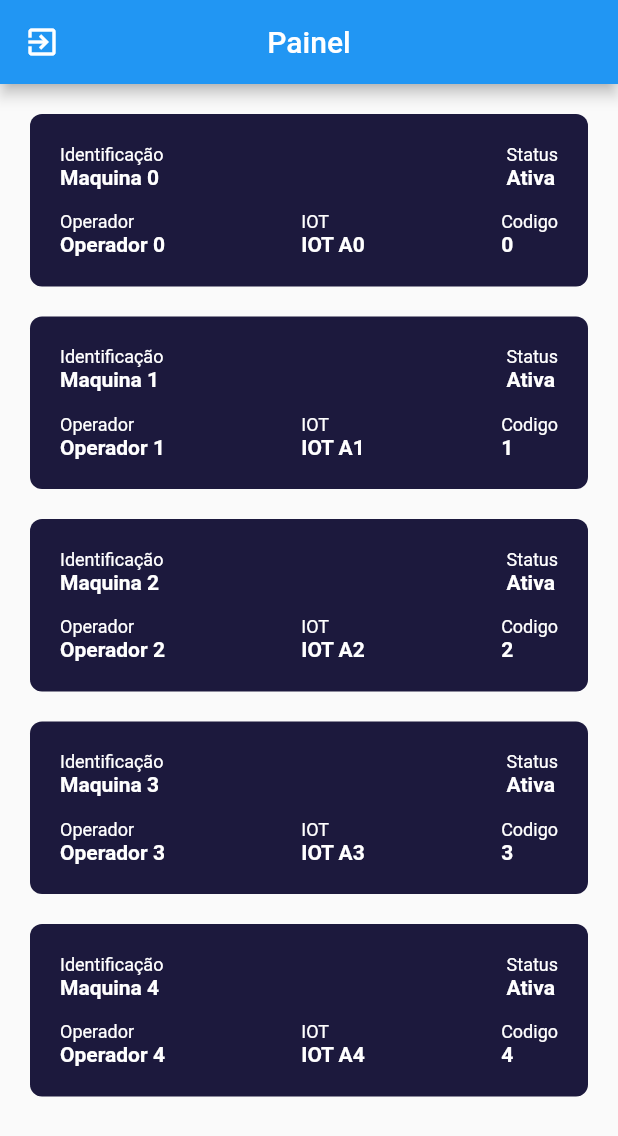
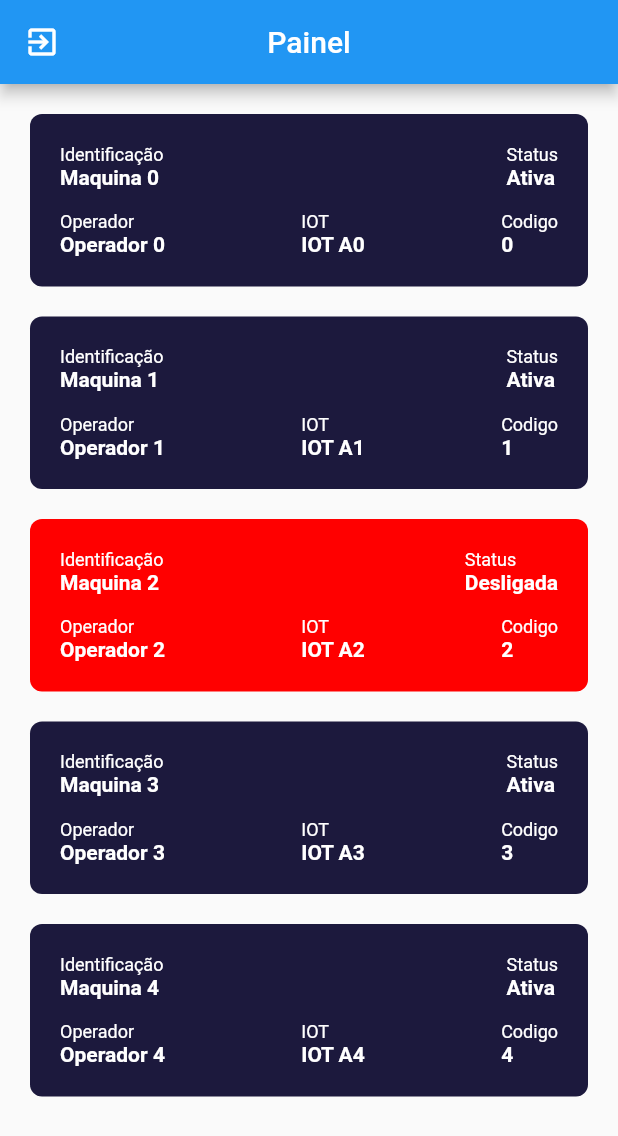
Before and after one commit to Gubiar/ofc2, a Flutter app: the screen it shows after launch, on a phone screen of 412 x 824 dp. Shown: the top 1136 px of the screen. Run offline on Flutter 3.47's test engine with Material 2 defaults, Android fonts, the phone set to English and light mode, and no system bars; our stand-ins replace get, shared_preferences; accounts and stored records are empty.

Commit message:
Muda cor
Muda cor de maquinas não inativas para vermelho e inicializa a maquina 2 como desativa

```diff
--- a/lib/screens/PageHome.dart
+++ b/lib/screens/PageHome.dart
@@ -20,7 +20,8 @@ class _PageHomeState extends State<PageHome> {
       m["codigo"] = i;
       m["nomeOperador"] = "Operador $i";
       m["idIot"] = "IOT A$i";
-      m["status"] = "Ativa";
+      i != 2 ? m["status"] = "Ativa" : m["status"] = "Desligada";
+
       Controller.lstMaquinas.add(MaquinaObj(json: m));
     }
     super.initState();
@@ -64,7 +65,7 @@ class _PageHomeState extends State<PageHome> {
         bottom: 20
       ),
       decoration: BoxDecoration(
-        color: const Color(0xff1c193d),
+        color: cadaMaquina.status == "Ativa" ?  const Color(0xff1c193d) : const Color(0xFFFF0000),
         borderRadius: BorderRadius.circular(8),
       ),
       child: Column(
```
